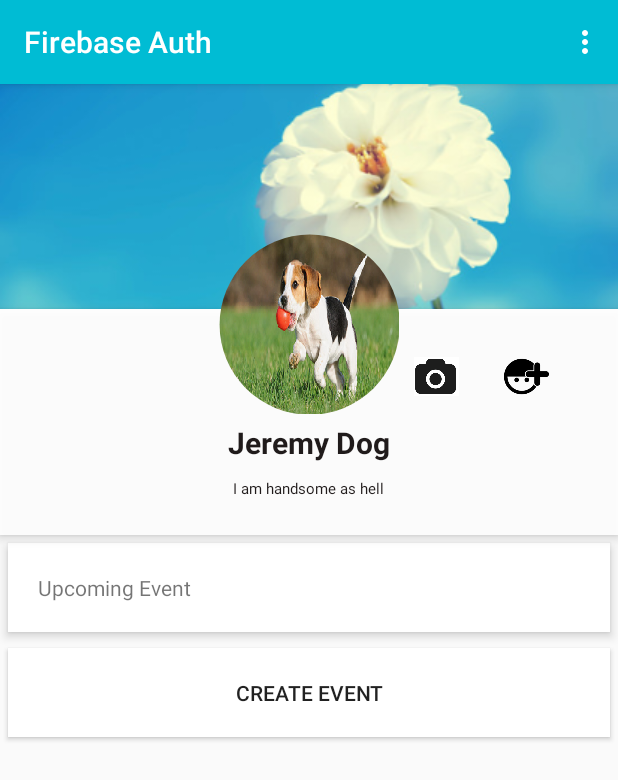
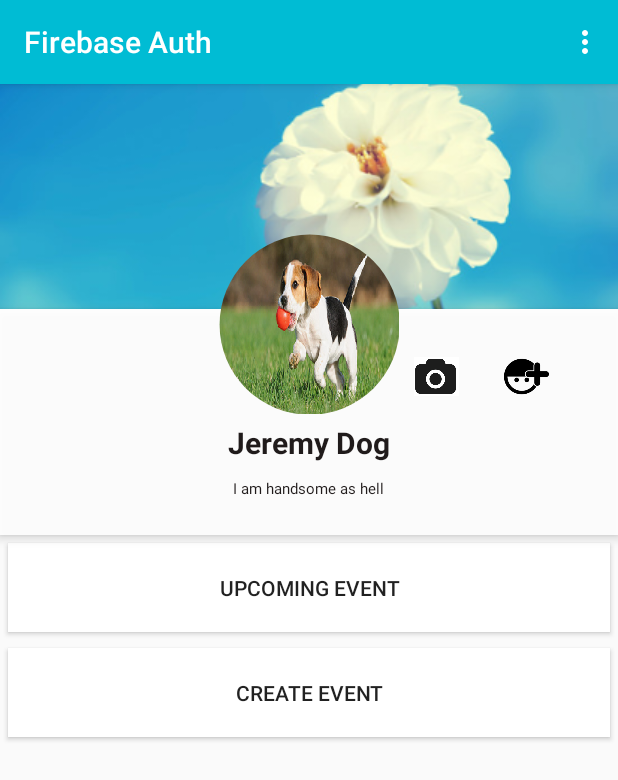
Before and after one commit to wenjun666/firebase_hurryUp, an Android app: the screen it shows after launch once a user with an empty profile is signed in (ProfileActivity), on a phone screen of 412 x 824 dp. Shown: the top 780 px of the screen. Run offline under Robolectric (Android 15) with nearby library versions, the phone set to English and light mode, and no system bars; our stand-ins replace Firebase (no records; nobody signed in at launch, a user with empty details on screens opened directly); libraries missing offline, so code that uses them is left out: com.facebook, com.facebook.appevents, com.facebook.login; 5 statements that could not run were skipped.

```diff
--- a/app/src/main/java/info/androidhive/firebase/ProfileActivity.java
+++ b/app/src/main/java/info/androidhive/firebase/ProfileActivity.java
@@ -46,7 +46,6 @@ public class ProfileActivity extends AppCompatActivity implements GestureDetecto
     private CharSequence method[] = new CharSequence[] {"Gallery", "Take a Photo"};
     static final int PICK_PHOTO = 1;
     static final int CAPTURE_PHOTO =2;
-
     private FirebaseAuth auth;
     private DatabaseReference mPostReference;
     private FirebaseAuth.AuthStateListener authListener;
@@ -54,6 +53,7 @@ public class ProfileActivity extends AppCompatActivity implements GestureDetecto
     private static final String TAG = ProfileActivity.class.getSimpleName();
     private String email,name,gender,score,userId;
     private Set<String> friendList;
+    private Button upcomingEvent;
 
     private GestureDetectorCompat GD;
 
@@ -68,6 +68,7 @@ public class ProfileActivity extends AppCompatActivity implements GestureDetecto
 
         user_profile_name = (TextView)findViewById(R.id.user_profile_name);
         user_score = (TextView) findViewById(R.id.user_profile_short_bio);
+        upcomingEvent = (Button) findViewById(R.id.btnUpcomingEvent);
 
         //get firebase auth instance
         auth = FirebaseAuth.getInstance();
@@ -226,6 +227,12 @@ public class ProfileActivity extends AppCompatActivity implements GestureDetecto
             }
 
         });
+        upcomingEvent.setOnClickListener(new Button.OnClickListener(){
+            public void onClick(View v){
+                Intent intent = new Intent(getBaseContext(),UpcomingEventActivity.class);
+                startActivity(intent);
+            }
+        });
 
 
 
--- a/app/src/main/res/layout/activity_profile.xml
+++ b/app/src/main/res/layout/activity_profile.xml
@@ -93,7 +93,7 @@
             android:layout_below="@+id/profile_layout"
             android:orientation="vertical">
 
-            <TextView
+            <Button
                 android:layout_width="fill_parent"
                 android:layout_height="wrap_content"
                 android:layout_margin="5dp"
@@ -101,7 +101,8 @@
                 android:clickable="true"
                 android:elevation="4dp"
                 android:padding="20dp"
-                android:text="@string/upcomingEvent" />
+                android:text="@string/upcomingEvent"
+                android:id="@+id/btnUpcomingEvent" />
 
             <Button
                 android:id="@+id/createButton"
```
Also changed, not shown: app/src/main/java/info/androidhive/firebase/CreateEventActivity.java (+15 -7 lines).
